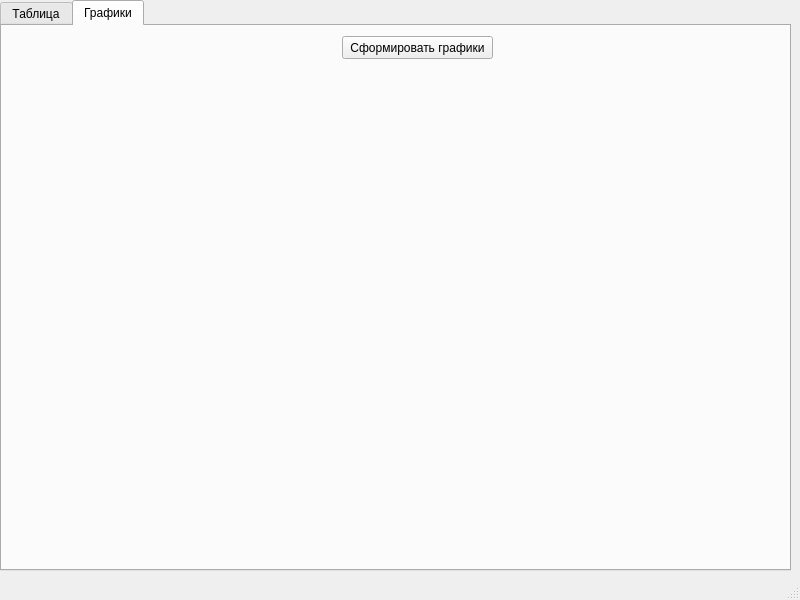
This is main_window.ui in Mr-Zoom-13/pain-diary as Qt 5 draws it before an edit. The edited form follows.
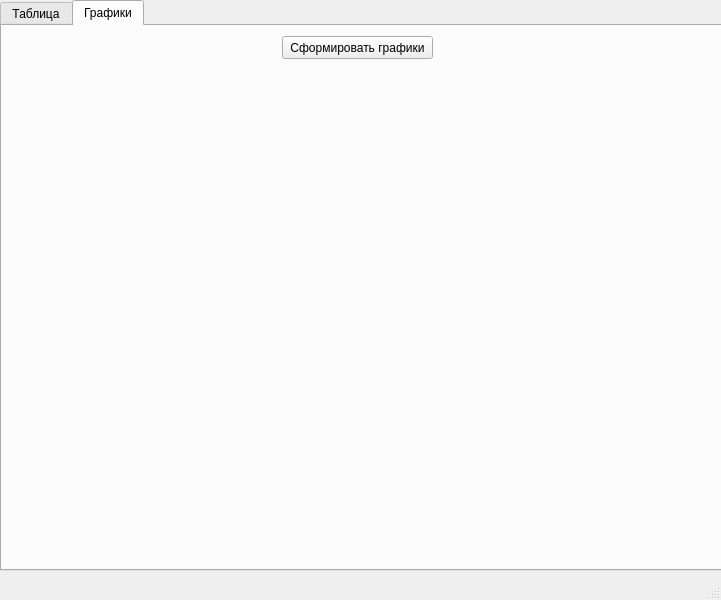
This is the edited form. The open tabs and pages were chosen to show the change.

The edit to the form file:
```diff
--- a/main_window.ui
+++ b/main_window.ui
@@ -6,7 +6,7 @@
    <rect>
     <x>0</x>
     <y>0</y>
-    <width>800</width>
+    <width>721</width>
     <height>600</height>
    </rect>
   </property>
@@ -104,7 +104,7 @@
      <widget class="QPushButton" name="create_graph">
       <property name="geometry">
        <rect>
-        <x>340</x>
+        <x>280</x>
         <y>10</y>
         <width>151</width>
         <height>23</height>
```
Left out of the diff: 30 changed lines with no effect on the pictures.
